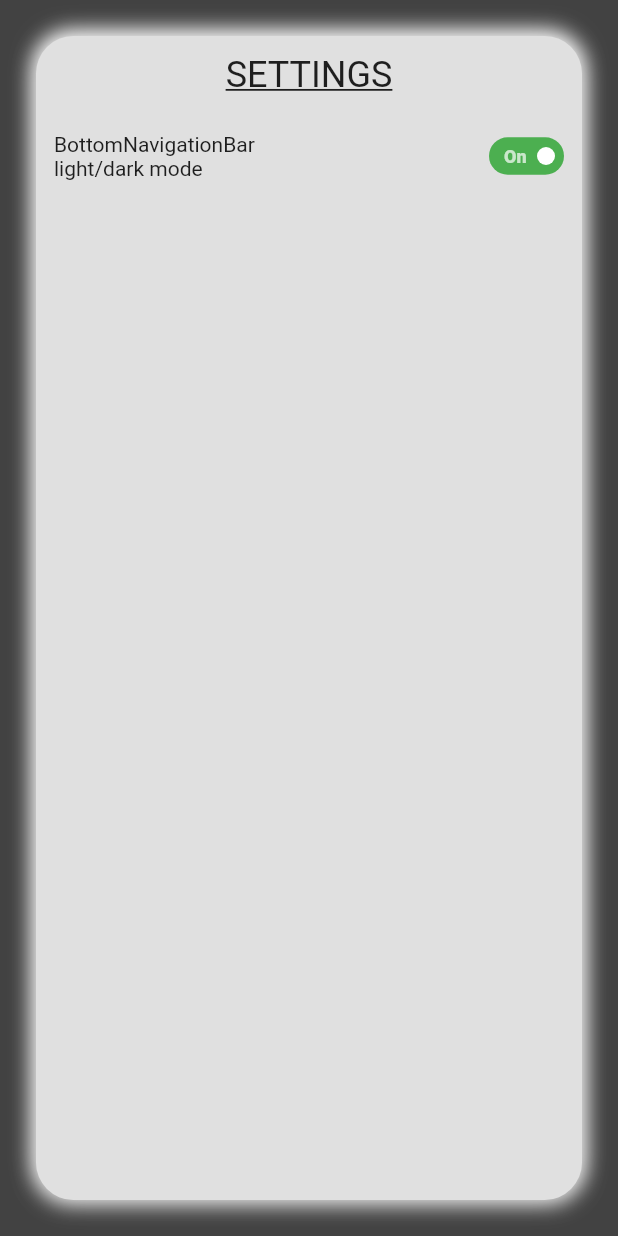
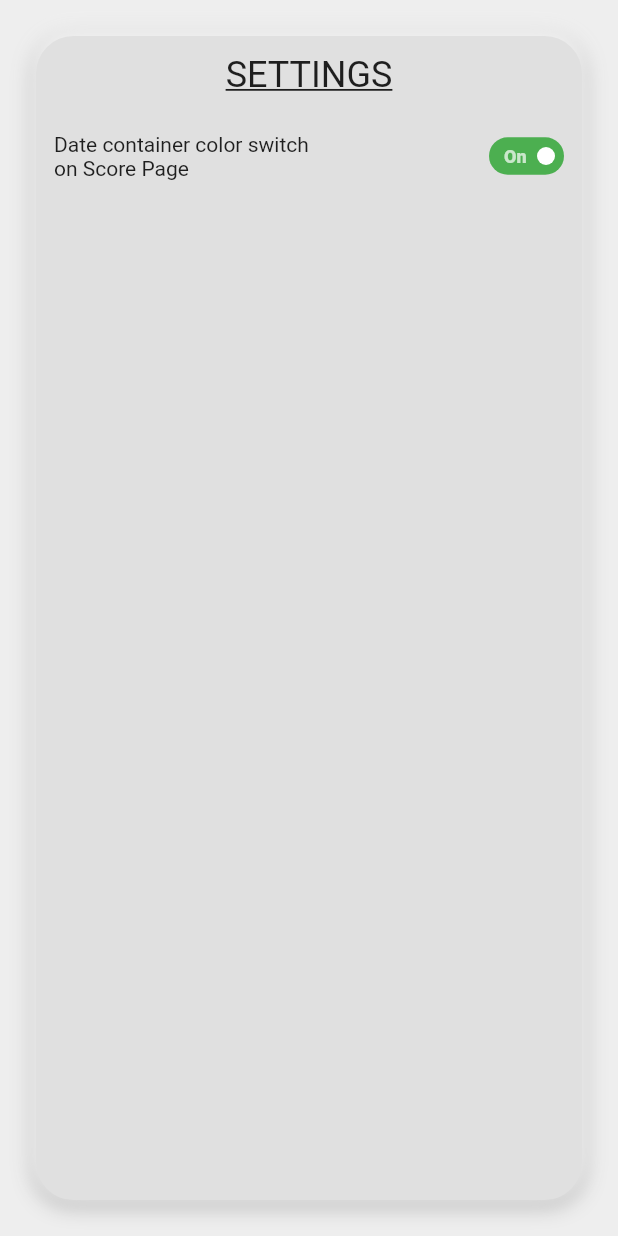
Before and after one commit to Jerszynski/dart_counter, a Flutter app: the SettingsPage screen opened directly, after a tap on "Off", on a phone screen of 412 x 824 dp. Run offline on Flutter 3.47's test engine with Material 2 defaults, Android fonts, the phone set to English and light mode, and no system bars; drawn by our look-alikes of flutter_switch; our stand-ins replace cloud_firestore, firebase_core; accounts and stored records are empty.

Commit message:
Add functionality to first switch

```diff
--- a/lib/scores/scores.dart
+++ b/lib/scores/scores.dart
@@ -1,4 +1,5 @@
 import 'package:cloud_firestore/cloud_firestore.dart';
+import 'package:dart_counter/settings_content/settings_content.dart';
 import 'package:flutter/material.dart';
 
 class Scores extends StatefulWidget {
@@ -120,7 +121,9 @@ class DateContainer extends StatelessWidget {
       alignment: Alignment.center,
       padding: const EdgeInsets.all(4),
       margin: const EdgeInsets.only(right: 4.0),
-      color: const Color.fromARGB(255, 85, 253, 82).withOpacity(0.6),
+      color: status
+          ? const Color.fromARGB(160, 238, 238, 238)
+          : const Color.fromARGB(255, 85, 253, 82).withOpacity(0.6),
       child: Text(
         title,
         style: const TextStyle(fontSize: 12, fontWeight: FontWeight.bold),
--- a/lib/settings_content/settings_content.dart
+++ b/lib/settings_content/settings_content.dart
@@ -1,5 +1,7 @@
 import 'package:flutter/material.dart';
 import 'package:flutter_switch/flutter_switch.dart';
+
+bool status = false;
 
 class SettingsPage extends StatefulWidget {
   const SettingsPage({
@@ -11,12 +13,10 @@ class SettingsPage extends StatefulWidget {
 }
 
 class _SettingsPageState extends State<SettingsPage> {
-  bool status = false;
-
   @override
   Widget build(BuildContext context) {
     return Scaffold(
-      backgroundColor: status ? Colors.grey.shade800 : Colors.grey.shade200,
+      backgroundColor: Colors.grey.shade200,
       body: Padding(
         padding: const EdgeInsets.all(24.0),
         child: Column(
@@ -64,23 +64,10 @@ class _SettingsPageState extends State<SettingsPage> {
                       child: Row(
                         mainAxisAlignment: MainAxisAlignment.spaceBetween,
                         children: [
-                          const Text('BottomNavigationBar \nlight/dark mode',
-                              textAlign: TextAlign.left),
-                          FlutterSwitch(
-                            width: 50.0,
-                            height: 25.0,
-                            padding: 6.0,
-                            showOnOff: true,
-                            valueFontSize: 12.0,
-                            toggleSize: 12.0,
-                            activeColor: Colors.green,
-                            value: status,
-                            onToggle: (value) {
-                              setState(() {
-                                status = value;
-                              });
-                            },
-                          )
+                          const SingleRowTitle(
+                              title:
+                                  'Date container color switch \non Score Page'),
+                          toggleMethod(),
                         ],
                       ),
                     ),
@@ -93,4 +80,36 @@ class _SettingsPageState extends State<SettingsPage> {
       ),
     );
   }
+
+  FlutterSwitch toggleMethod() {
+    return FlutterSwitch(
+      width: 50.0,
+      height: 25.0,
+      padding: 6.0,
+      showOnOff: true,
+      valueFontSize: 12.0,
+      toggleSize: 12.0,
+      activeColor: Colors.green,
+      value: status,
+      onToggle: (value) {
+        setState(() {
+          status = value;
+        });
+      },
+    );
+  }
 }
+
+class SingleRowTitle extends StatelessWidget {
+  const SingleRowTitle({
+    required this.title,
+    Key? key,
+  }) : super(key: key);
+
+  final String title;
+
+  @override
+  Widget build(BuildContext context) {
+    return Text(title, textAlign: TextAlign.left);
+  }
+}
```
